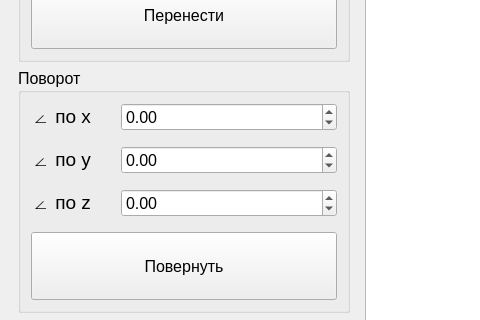
The window that sem4_OOP/lab_01/mainwindow.ui (Talkasi/university-labs) describes before a commit, drawn with Qt 5; both pictures show x 0 to 480 and y 220 to 540 of the 1382 by 824 pixel window.
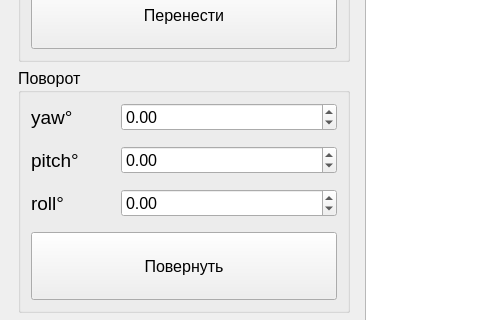
The same window after the commit.

The edit to the form file:
```diff
--- a/sem4_OOP/lab_01/mainwindow.ui
+++ b/sem4_OOP/lab_01/mainwindow.ui
@@ -259,7 +259,7 @@
              </font>
             </property>
             <property name="text">
-             <string>∠ по x</string>
+             <string>yaw°</string>
             </property>
            </widget>
           </item>
@@ -293,7 +293,7 @@
              </font>
             </property>
             <property name="text">
-             <string>∠ по z</string>
+             <string>roll°</string>
             </property>
            </widget>
           </item>
@@ -317,7 +317,7 @@
              </font>
             </property>
             <property name="text">
-             <string>∠ по y</string>
+             <string>pitch°</string>
             </property>
            </widget>
           </item>
```
Left out of the diff: 6 changed lines with no effect on the pictures.
